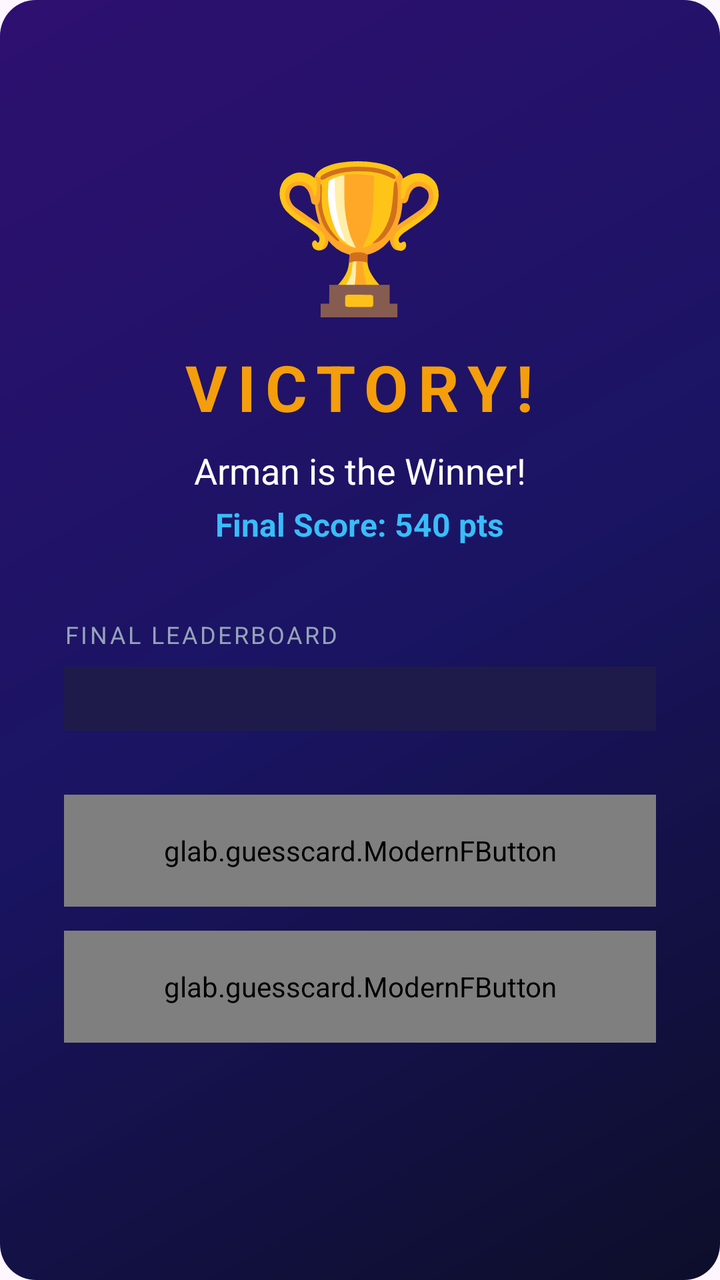
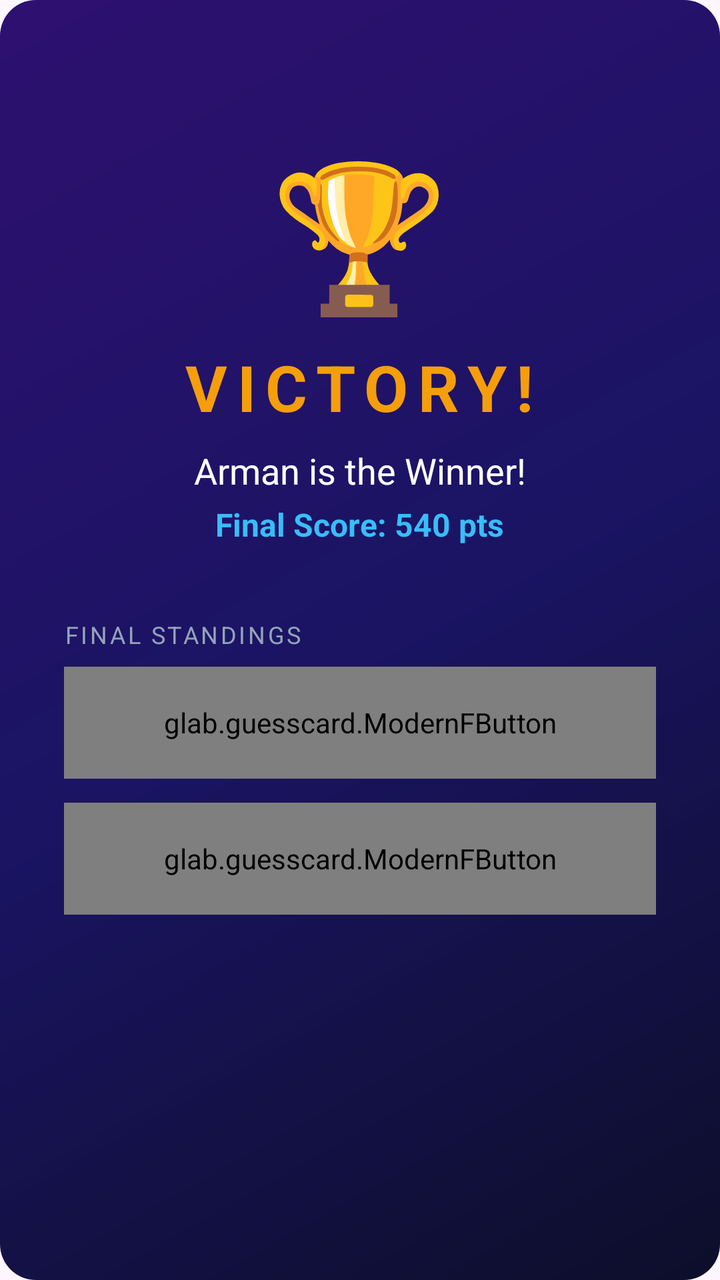

An Android layout rendered at two revisions. The XML below is the earlier revision; the diff shows what the commit changed to produce the second picture.
<!-- AndroidManifest.xml: application theme Theme.TerritoryWars -->
<!-- res/layout/activity_winner.xml -->
<?xml version="1.0" encoding="utf-8"?>
<ScrollView xmlns:android="http://schemas.android.com/apk/res/android"
    android:layout_width="match_parent"
    android:layout_height="match_parent"
    android:background="@drawable/gradient_hero"
    android:fillViewport="true">

    <LinearLayout
        android:layout_width="match_parent"
        android:layout_height="wrap_content"
        android:gravity="center_horizontal"
        android:orientation="vertical"
        android:padding="32dp">

        <TextView
            android:layout_width="wrap_content"
            android:layout_height="wrap_content"
            android:layout_marginTop="36dp"
            android:text="🏆"
            android:textSize="72sp" />

        <TextView
            android:layout_width="wrap_content"
            android:layout_height="wrap_content"
            android:layout_marginTop="8dp"
            android:text="VICTORY!"
            android:textColor="#F59E0B"
            android:textSize="32sp"
            android:textStyle="bold"
            android:letterSpacing="0.15" />

        <TextView
            android:id="@+id/tvWinnerName"
            android:layout_width="wrap_content"
            android:layout_height="wrap_content"
            android:layout_marginTop="8dp"
            android:text="Arman is the Winner!"
            android:textColor="#FFFFFF"
            android:textSize="18sp" />

        <TextView
            android:id="@+id/tvFinalScore"
            android:layout_width="wrap_content"
            android:layout_height="wrap_content"
            android:layout_marginTop="4dp"
            android:text="Final Score: 540 pts"
            android:textColor="#38BDF8"
            android:textSize="16sp"
            android:textStyle="bold" />

        <Space
            android:layout_width="match_parent"
            android:layout_height="36dp" />

        
        <TextView
            android:layout_width="match_parent"
            android:layout_height="wrap_content"
            android:text="Final Leaderboard"
            android:textColor="#94A3B8"
            android:textSize="12sp"
            android:textAllCaps="true"
            android:letterSpacing="0.1"
            android:layout_marginBottom="8dp" />

        <LinearLayout
            android:id="@+id/leaderboardContainer"
            android:layout_width="match_parent"
            android:layout_height="wrap_content"
            android:orientation="vertical"
            android:background="#1E1B4B"
            android:padding="16dp"
            android:layout_marginBottom="32dp" />

        
        <glab.guesscard.ModernFButton
            android:id="@+id/btnPlayAgain"
            android:layout_width="match_parent"
            android:layout_height="56dp"
            android:layout_marginBottom="12dp"
            android:text="🔄  PLAY AGAIN" />

        <glab.guesscard.ModernFButton
            android:id="@+id/btnHome"
            android:layout_width="match_parent"
            android:layout_height="56dp"
            android:text="🏠  HOME MENU" />

    </LinearLayout>
</ScrollView>
<!-- resources referenced by this layout -->
<resources>
  <!-- drawable gradient_hero (drawable) -->
  <?xml version="1.0" encoding="utf-8"?>
  <shape xmlns:android="http://schemas.android.com/apk/res/android"
      android:shape="rectangle">
      <gradient
          android:type="linear"
          android:angle="135"
          android:startColor="#0D0E2A"
          android:centerColor="#1A1463"
          android:endColor="#2E1070" />
      <corners android:radius="18dp"/>
  </shape>
  <style name="Theme.TerritoryWars" parent="Theme.Material3.DayNight.NoActionBar">
          
          <item name="colorPrimary">@color/purple_500</item>
          <item name="colorPrimaryVariant">@color/purple_700</item>
          <item name="colorOnPrimary">@color/white</item>
          
          <item name="colorSecondary">@color/teal_200</item>
          <item name="colorSecondaryVariant">@color/teal_700</item>
          <item name="colorOnSecondary">@color/black</item>
          
          <item name="android:statusBarColor">@android:color/transparent</item>
          <item name="android:navigationBarColor">@android:color/transparent</item>
          <item name="android:windowDrawsSystemBarBackgrounds">true</item>
      </style>
  <color name="purple_500">#FF6200EE</color>
  <color name="purple_700">#FF3700B3</color>
  <color name="white">#FFFFFFFF</color>
  <color name="teal_200">#FF03DAC5</color>
  <color name="teal_700">#FF018786</color>
  <color name="black">#FF000000</color>
</resources>

<!-- the commit's change to res/layout/activity_winner.xml (unified diff, before → after) -->
@@ -48,6 +48,16 @@
             android:textSize="16sp"
             android:textStyle="bold" />
 
+        <TextView
+            android:id="@+id/tvMatchInfo"
+            android:layout_width="wrap_content"
+            android:layout_height="wrap_content"
+            android:layout_marginTop="4dp"
+            android:text="ANIMALS Mode • Match Complete"
+            android:textColor="#64748B"
+            android:textSize="11sp"
+            android:visibility="gone" />
+
         <Space
             android:layout_width="match_parent"
             android:layout_height="36dp" />
@@ -56,7 +66,7 @@
         <TextView
             android:layout_width="match_parent"
             android:layout_height="wrap_content"
-            android:text="Final Leaderboard"
+            android:text="FINAL STANDINGS"
             android:textColor="#94A3B8"
             android:textSize="12sp"
             android:textAllCaps="true"
@@ -64,13 +74,14 @@
             android:layout_marginBottom="8dp" />
 
         <LinearLayout
-            android:id="@+id/leaderboardContainer"
+            android:id="@+id/standingsContainer"
             android:layout_width="match_parent"
             android:layout_height="wrap_content"
             android:orientation="vertical"
             android:background="#1E1B4B"
             android:padding="16dp"
-            android:layout_marginBottom="32dp" />
+            android:layout_marginBottom="32dp"
+            android:visibility="gone" />
 
         
         <glab.guesscard.ModernFButton
